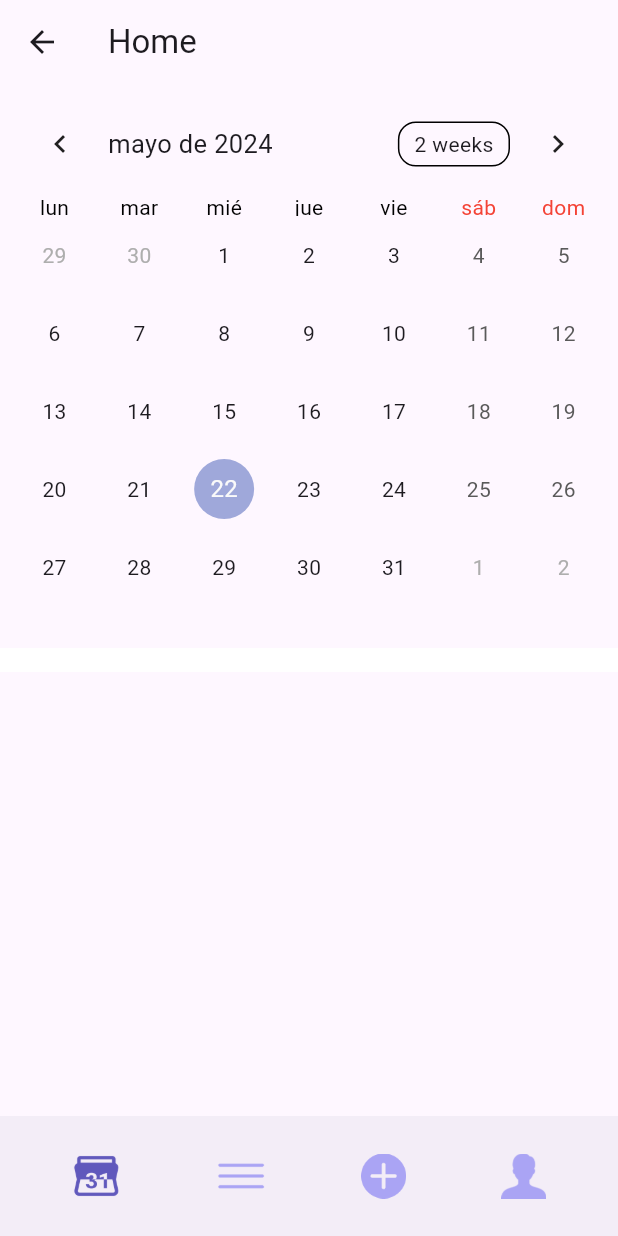
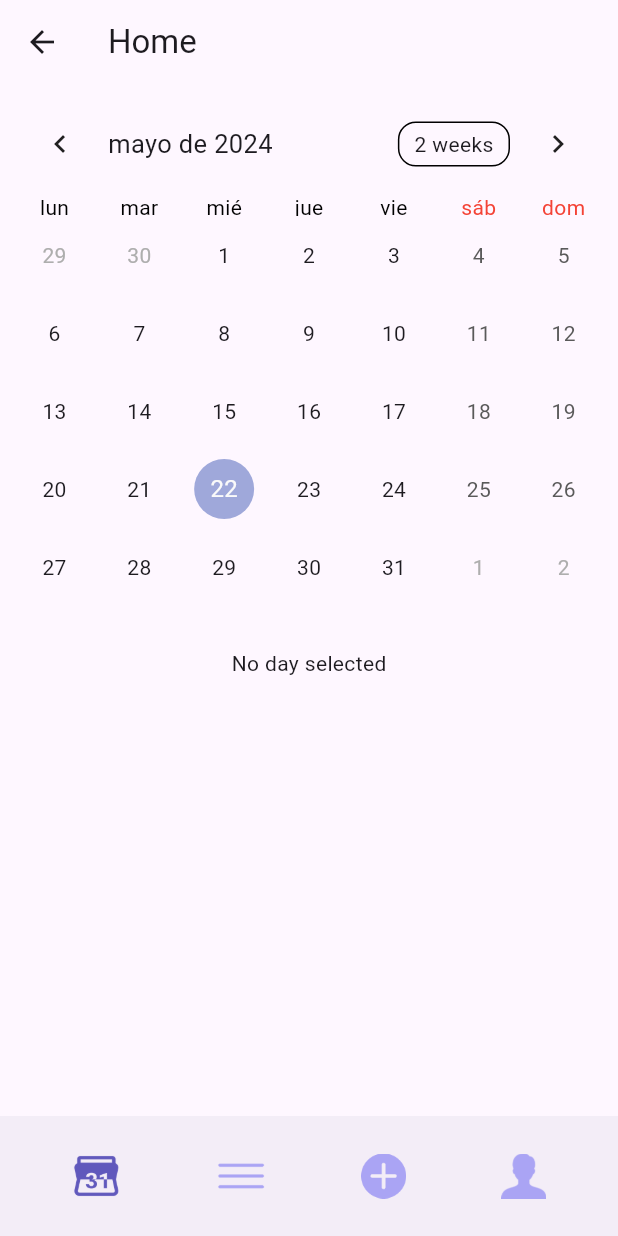
Before and after one commit to adricev/DiVent, a Flutter app: the HomeScreen screen opened directly, on a phone screen of 412 x 824 dp. Run offline on Flutter 3.47's test engine with Material 3 defaults, Android fonts, the phone set to English and light mode, and no system bars; drawn by our look-alikes of table_calendar; our stand-ins replace flutter_svg, image_picker, shared_preferences, supabase_flutter; missing offline and left inert: clipboard; accounts and stored records are empty.

Commit message:
Mejoras importantes de Home Screen y creado nueva screen de detalles eventos

```diff
--- a/lib/screens/home_screen.dart
+++ b/lib/screens/home_screen.dart
@@ -1,32 +1,21 @@
-import 'package:flutter/material.dart'; // Importación de Flutter Material Design
-import 'package:intl/date_symbol_data_local.dart'; // Importación para inicializar el formato de fecha local
+import 'package:divent/screens/list_events.dart';
+import 'package:divent/screens/new_event.dart';
+import 'package:divent/screens/profile_screen.dart';
+import 'package:flutter/material.dart';
+import 'package:intl/date_symbol_data_local.dart';
 import 'package:intl/intl.dart';
-import 'package:table_calendar/table_calendar.dart'; // Importación del calendario de mesa
-import 'list_events.dart'; // Importación de la lista de eventos
-import 'new_event.dart'; // Importación de la pantalla para crear un nuevo evento
-import 'profile_screen.dart'; // Importación de la pantalla de perfil
-import 'event.dart'; // Importación de la clase Event
+import 'package:table_calendar/table_calendar.dart';
+import 'event.dart';
+import 'event_detail_screen.dart'; // Importa la pantalla de detalles del evento
 
 class HomeScreen extends StatefulWidget {
-  static List<Event> events = []; // Lista de eventos
+  static List<Event> events = [];
 
   @override
   _HomeScreenState createState() => _HomeScreenState();
 
-  // Método estático para agregar un evento
   static void addEvent(Event event) {
     events.add(event);
-  }
-
-  // Método para imprimir los datos de los eventos en la consola
-  static void printEventsData() {
-    for (var event in events) {
-      print('Nombre del evento: ${event.name}');
-      print('Fecha del evento: ${event.date}');
-      print('Hora de inicio del evento: ${event.startTime}');
-      print('Hora de fin del evento: ${event.endTime}');
-      print('---------------------------');
-    }
   }
 }
 
@@ -34,21 +23,18 @@ class _HomeScreenState extends State<HomeScreen> {
   CalendarFormat _calendarFormat = CalendarFormat.month;
   DateTime _focusedDay = DateTime.now();
   DateTime? _selectedDay;
-  List<String> events = []; // Lista de eventos creados
 
   @override
   void initState() {
     super.initState();
-    initializeDateFormatting('es_ES'); // Inicializa el formato de fecha local
-    // Llama al método para imprimir los eventos cuando se inicia la pantalla
-    HomeScreen.printEventsData();
+    initializeDateFormatting('es_ES');
   }
 
   @override
   Widget build(BuildContext context) {
     return Scaffold(
       appBar: AppBar(
-        title: Text('Home'), // Título de la barra de aplicación
+        title: Text('Home'),
       ),
       body: SingleChildScrollView(
         child: Column(
@@ -104,7 +90,7 @@ class _HomeScreenState extends State<HomeScreen> {
               ),
             ),
             SizedBox(height: 20),
-            _buildEventBoxes(), // Widget para mostrar los eventos
+            _buildEventBoxes(),
             SizedBox(height: 20),
           ],
         ),
@@ -114,13 +100,11 @@ class _HomeScreenState extends State<HomeScreen> {
           mainAxisAlignment: MainAxisAlignment.spaceAround,
           children: [
             IconButton(
-              icon: Image.asset('images/B Calendar.png',
-                  width: 35), // Icono para la vista de calendario
+              icon: Image.asset('images/B Calendar.png', width: 35),
               onPressed: () {},
             ),
             IconButton(
-              icon: Image.asset('images/Menu.png',
-                  width: 35), // Icono para mostrar la lista de eventos
+              icon: Image.asset('images/Menu.png', width: 35),
               onPressed: () {
                 Navigator.push(
                   context,
@@ -129,8 +113,7 @@ class _HomeScreenState extends State<HomeScreen> {
               },
             ),
             IconButton(
-              icon: Image.asset('images/Nuevo.png',
-                  width: 30), // Icono para agregar un nuevo evento
+              icon: Image.asset('images/Nuevo.png', width: 30),
               onPressed: () {
                 Navigator.push(
                   context,
@@ -139,8 +122,7 @@ class _HomeScreenState extends State<HomeScreen> {
               },
             ),
             IconButton(
-              icon: Image.asset('images/Perfil.png',
-                  width: 30), // Icono para ir a la pantalla de perfil
+              icon: Image.asset('images/Perfil.png', width: 30),
               onPressed: () {
                 Navigator.push(
                   context,
@@ -154,38 +136,38 @@ class _HomeScreenState extends State<HomeScreen> {
     );
   }
 
-// Función para obtener los eventos para un día específico
   List<Event> _getEventsForDay(DateTime day) {
-    List<Event> eventsForDay = [];
-    for (Event event in HomeScreen.events) {
-      // Aquí comparamos la fecha del evento con la fecha especificada
-      if (event.date.year == day.year &&
+    return HomeScreen.events.where((event) {
+      return event.date.year == day.year &&
           event.date.month == day.month &&
-          event.date.day == day.day) {
-        eventsForDay.add(event);
-      }
-    }
-    return eventsForDay;
+          event.date.day == day.day;
+    }).toList();
   }
 
-// Función para formatear números a dos dígitos con ceros a la izquierda si es necesario
-  String _formatNumber(int number) {
-    return number.toString().padLeft(2, '0');
+  Widget _buildEventBoxes() {
+    if (_selectedDay == null) {
+      return Center(child: Text('No day selected'));
     }
 
-  // Widget para mostrar los eventos en forma de cajas
-  Widget _buildEventBoxes() {
+    final eventsForSelectedDay = _getEventsForDay(_selectedDay!);
+
     return Container(
       color: const Color.fromARGB(255, 255, 255, 255),
       padding: EdgeInsets.symmetric(horizontal: 16.0, vertical: 8.0),
       child: ListView.builder(
         shrinkWrap: true,
         physics: NeverScrollableScrollPhysics(),
-        itemCount: HomeScreen
-            .events.length, // Modificado para mostrar los eventos de HomeScreen
+        itemCount: eventsForSelectedDay.length,
         itemBuilder: (context, index) {
-          final event = HomeScreen.events[index];
-          return Container(
+          final event = eventsForSelectedDay[index];
+          return GestureDetector(
+            onTap: () {
+              Navigator.push(
+                context,
+                MaterialPageRoute(builder: (context) => EventDetailScreen(event: event)),
+              );
+            },
+            child: Container(
               margin: EdgeInsets.only(bottom: 8.0),
               padding: EdgeInsets.all(12.0),
               decoration: BoxDecoration(
@@ -196,25 +178,22 @@ class _HomeScreenState extends State<HomeScreen> {
                 crossAxisAlignment: CrossAxisAlignment.start,
                 children: [
                   Text(
-                  'Nombre: ${event.name}', // Nombre del evento
+                    'Nombre: ${event.name}',
                     style: TextStyle(
                         fontSize: 19.0,
                         color: Colors.white,
                         fontWeight: FontWeight.bold),
                   ),
                   Text(
-                  'Fecha: ${DateFormat('dd-MM-yyyy').format(event.date)}', // Fecha del evento
+                    'Hora de inicio: ${event.startTime.format(context)}',
                     style: TextStyle(fontSize: 17.0, color: Colors.white),
                   ),
                   Text(
-                  'Hora de inicio: ${event.startTime.format(context)}', // Hora de inicio del evento
-                  style: TextStyle(fontSize: 17.0, color: Colors.white),
-                ),
-                Text(
-                  'Hora de fin: ${event.endTime.format(context)}', // Hora de fin del evento
+                    'Hora de fin: ${event.endTime.format(context)}',
                     style: TextStyle(fontSize: 17.0, color: Colors.white),
                   ),
                 ],
+              ),
             ),
           );
         },
```
Also changed, not shown: lib/screens/event_detail_screen.dart (added, +98 -0 lines). Lines whose indentation alone changed are shown as unchanged.
